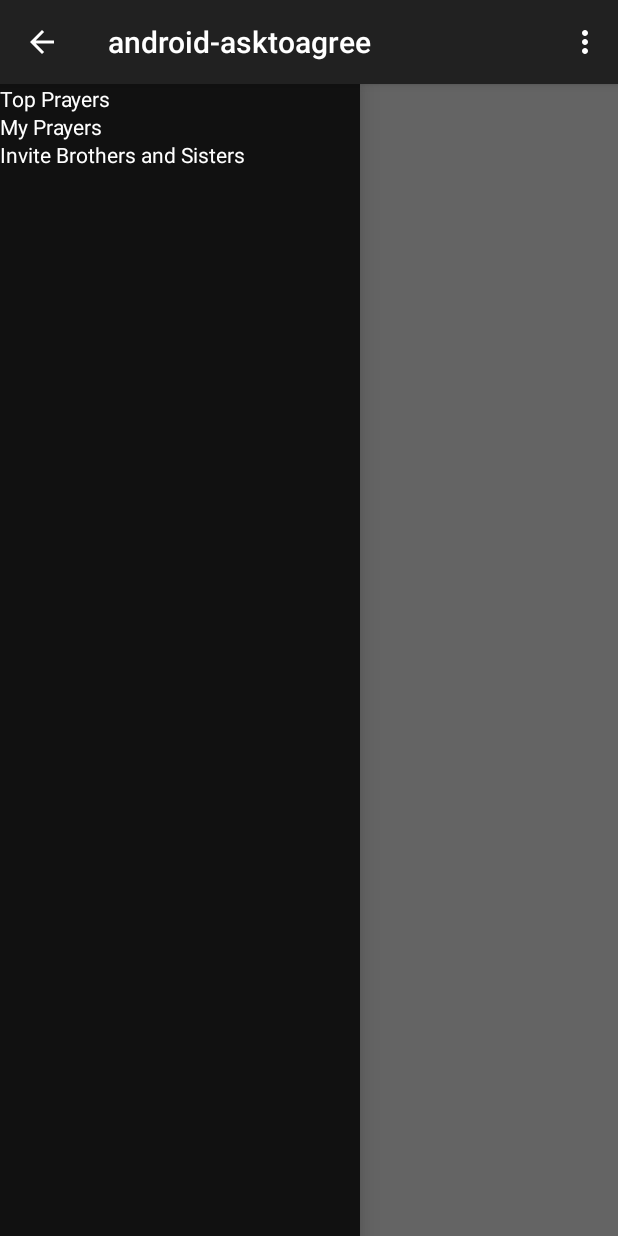
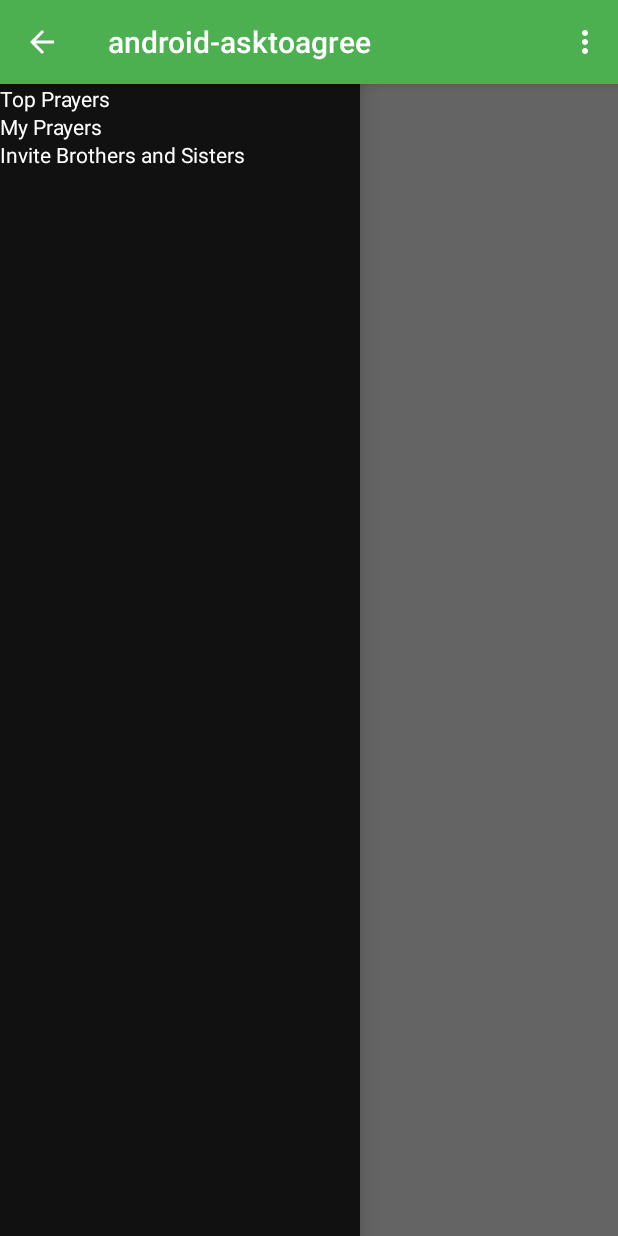
Before and after one commit to PhilippSteiner/android-asktoagree, an Android app: the screen it shows after launch (MainActivity), with the side drawer open, on a phone screen of 412 x 824 dp. Run offline under Robolectric (Android 15) with nearby library versions, the phone set to English and light mode, and no system bars; 2 statements that could not run were skipped.

```diff
--- a/app/src/main/AndroidManifest.xml
+++ b/app/src/main/AndroidManifest.xml
@@ -12,7 +12,7 @@
         android:allowBackup="true"
         android:icon="@drawable/ic_launcher"
         android:label="@string/app_name"
-        android:theme="@style/AppTheme">
+        android:theme="@style/AskToAgreeActionBarTheme">
 
         <meta-data
             android:name="com.google.android.gms.version"
--- a/app/src/main/java/com/steiner_consult/asktoagree/MainActivity.java
+++ b/app/src/main/java/com/steiner_consult/asktoagree/MainActivity.java
@@ -1,5 +1,6 @@
 package com.steiner_consult.asktoagree;
 
+import android.content.res.Configuration;
 import android.support.v7.app.ActionBarActivity;
 import android.os.Bundle;
 import android.view.Menu;
@@ -23,6 +24,23 @@ public class MainActivity extends BaseActivity {
 
     }
 
+    @Override
+    protected void onPostCreate(Bundle savedInstanceState) {
+        super.onPostCreate(savedInstanceState);
+        sidebarDrawer.getDrawerToggle().syncState();
+    }
+
+    @Override
+    public void onConfigurationChanged(Configuration newConfig) {
+        super.onConfigurationChanged(newConfig);
+        sidebarDrawer.getDrawerToggle().onConfigurationChanged(newConfig);
+    }
+
+    @Override
+    public boolean onPrepareOptionsMenu(Menu menu) {
+        sidebarDrawer.getDrawerLayout().closeDrawers();
+        return super.onPrepareOptionsMenu(menu);
+    }
 
     @Override
     public boolean onCreateOptionsMenu(Menu menu) {
@@ -36,6 +54,10 @@ public class MainActivity extends BaseActivity {
         // Handle action bar item clicks here. The action bar will
         // automatically handle clicks on the Home/Up button, so long
         // as you specify a parent activity in AndroidManifest.xml.
+        if (sidebarDrawer.getDrawerToggle().onOptionsItemSelected(item)) {
+            return true;
+        }
+
         int id = item.getItemId();
 
         //noinspection SimplifiableIfStatement
--- a/app/src/main/java/com/steiner_consult/asktoagree/SidebarDrawer.java
+++ b/app/src/main/java/com/steiner_consult/asktoagree/SidebarDrawer.java
@@ -36,7 +36,7 @@ public class SidebarDrawer {
         sidebarAdapter = new SidebarAdapter(baseActivity, getSidebarItemList());
         drawerList.setAdapter(sidebarAdapter);
         drawerList.setOnItemClickListener(new DrawerItemClickListener());
-        drawerLayout.setDrawerShadow(R.drawable.drawer_shadow, GravityCompat.START);
+        //drawerLayout.setDrawerShadow(R.drawable.drawer_shadow, GravityCompat.START);
         drawerToggle = new ActionBarDrawerToggle(
                 baseActivity,          /* host Activity */
                 drawerLayout,         /* DrawerLayout object */
@@ -57,8 +57,6 @@ public class SidebarDrawer {
 
         drawerLayout.setDrawerListener(drawerToggle);
     }
-
-
 
     private List<SidebarItem> getSidebarItemList() {
         List<SidebarItem> sidebarItemList = new ArrayList<>();
@@ -86,4 +84,12 @@ public class SidebarDrawer {
         baseActivity.getSupportActionBar().setTitle(name);
     }
 
+    public ActionBarDrawerToggle getDrawerToggle() {
+        return drawerToggle;
+    }
+
+    public DrawerLayout getDrawerLayout() {
+        return drawerLayout;
+    }
+
 }
--- /dev/null
+++ b/app/src/main/res/values/themes.xml
@@ -0,0 +1,20 @@
+<?xml version="1.0" encoding="utf-8"?>
+<resources>
+<!-- the theme applied to the application or activity -->
+<style name="AskToAgreeActionBarTheme"
+    parent="@style/Theme.AppCompat.Light.DarkActionBar">
+    <item name="android:actionBarStyle">@style/AskToAgreeActionBar</item>
+
+    <!-- Support library compatibility -->
+    <item name="actionBarStyle">@style/AskToAgreeActionBar</item>
+</style>
+
+<!-- ActionBar styles -->
+<style name="AskToAgreeActionBar"
+    parent="@style/Widget.AppCompat.Light.ActionBar.Solid.Inverse">
+    <item name="android:background">@color/background_green</item>
+
+    <!-- Support library compatibility -->
+    <item name="background">@color/background_green</item>
+</style>
+</resources>
```
Also changed, not shown: app/src/main/res/drawable-hdpi/drawer_shadow.9.png (deleted), app/src/main/res/drawable-hdpi/ic_drawer.png, app/src/main/res/drawable-mdpi/drawer_shadow.9.png (deleted), app/src/main/res/drawable-mdpi/ic_drawer.png, app/src/main/res/drawable-xhdpi/drawer_shadow.9.png (deleted), app/src/main/res/drawable-xhdpi/ic_drawer.png, app/src/main/res/drawable-xxhdpi/ic_drawer.png (added).
